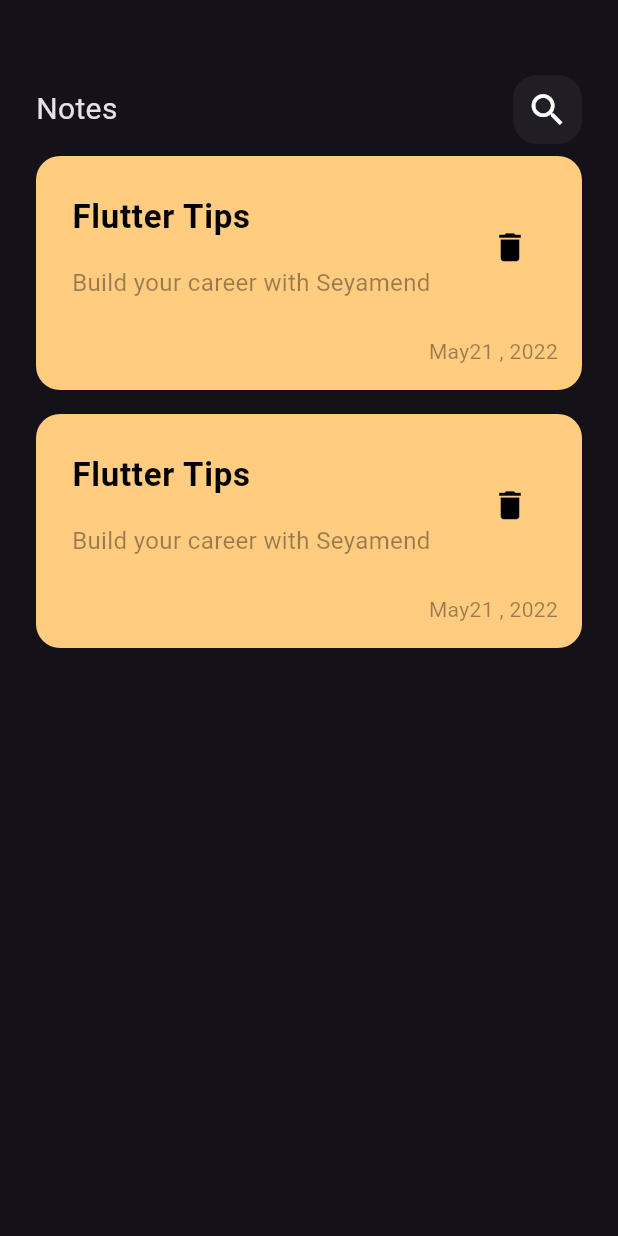
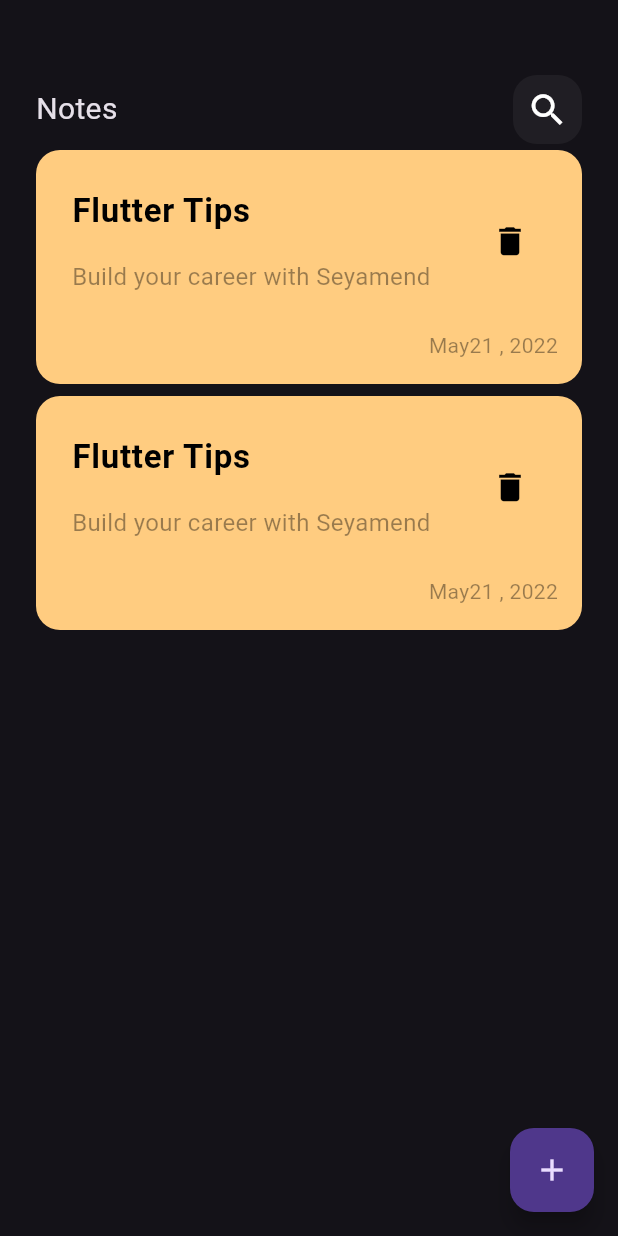
Before and after one commit to mhdy22300/nots_app, a Flutter app: the screen it shows after launch, on a phone screen of 412 x 824 dp. Run offline on Flutter 3.47's test engine with Material 3 defaults, Android fonts, the phone set to English and light mode, and no system bars.

Commit message:
add FloatingActionButton

```diff
--- a/lib/views/notes_views.dart
+++ b/lib/views/notes_views.dart
@@ -7,7 +7,11 @@ class NotesView extends StatelessWidget {
   @override
   Widget build(BuildContext context) {
     return Scaffold(
-      body: NotesViewBody(),
+      floatingActionButton: FloatingActionButton(
+        child: const Icon(Icons.add),
+        onPressed: () {},
+      ),
+      body: const NotesViewBody(),
     );
   }
 }
--- a/lib/views/widgets/notes_list_view.dart
+++ b/lib/views/widgets/notes_list_view.dart
@@ -11,7 +11,7 @@ class NotesListView extends StatelessWidget {
         itemCount: 2,
         itemBuilder: (context, index) {
           return const Padding(
-            padding: EdgeInsets.symmetric(vertical: 8),
+            padding: EdgeInsets.symmetric(vertical: 4),
             child: NoteItem(),
           );
         },
--- a/lib/views/widgets/notes_view_body.dart
+++ b/lib/views/widgets/notes_view_body.dart
@@ -1,6 +1,5 @@
 import 'package:flutter/material.dart';
 import 'package:flutter/widgets.dart';
-import 'package:nots_appp/views/widgets/Custom_note_item.dart';
 import 'package:nots_appp/views/widgets/custom_app_bar.dart';
 import 'package:nots_appp/views/widgets/notes_list_view.dart';
 
```
